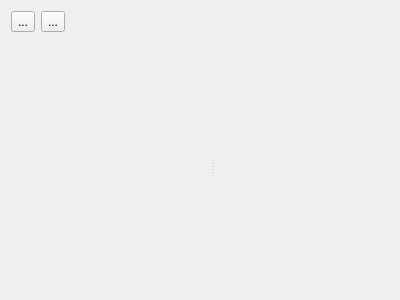
Above: enhanced_relation_editor_widget/ui/enhanced_relation_editor_widget.ui from opengisch/qgis-linking-relation-editor before the change. Below: the same form after it.
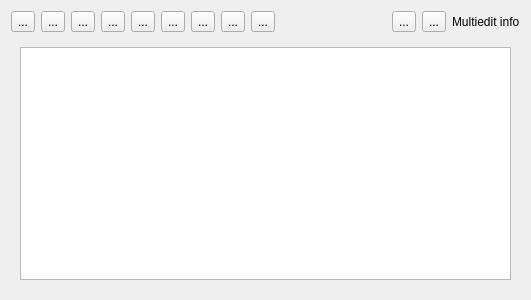
That is the form after the change.

Commit message: Rebuilding relation editor widget functionality

```diff
--- a/enhanced_relation_editor_widget/ui/enhanced_relation_editor_widget.ui
+++ b/enhanced_relation_editor_widget/ui/enhanced_relation_editor_widget.ui
@@ -6,7 +6,7 @@
    <rect>
     <x>0</x>
     <y>0</y>
-    <width>400</width>
+    <width>531</width>
     <height>300</height>
    </rect>
   </property>
@@ -14,46 +14,6 @@
    <string>Form</string>
   </property>
   <layout class="QGridLayout" name="gridLayout">
-   <item row="2" column="0">
-    <widget class="QSplitter" name="splitter">
-     <property name="orientation">
-      <enum>Qt::Horizontal</enum>
-     </property>
-     <property name="childrenCollapsible">
-      <bool>true</bool>
-     </property>
-     <widget class="QWidget" name="mListView" native="true">
-      <property name="minimumSize">
-       <size>
-        <width>200</width>
-        <height>0</height>
-       </size>
-      </property>
-     </widget>
-     <widget class="QWidget" name="mAttributeFormView" native="true">
-      <property name="sizePolicy">
-       <sizepolicy hsizetype="Expanding" vsizetype="Expanding">
-        <horstretch>1</horstretch>
-        <verstretch>0</verstretch>
-       </sizepolicy>
-      </property>
-      <layout class="QGridLayout" name="gridLayout_2">
-       <property name="leftMargin">
-        <number>0</number>
-       </property>
-       <property name="topMargin">
-        <number>0</number>
-       </property>
-       <property name="rightMargin">
-        <number>0</number>
-       </property>
-       <property name="bottomMargin">
-        <number>0</number>
-       </property>
-      </layout>
-     </widget>
-    </widget>
-   </item>
    <item row="1" column="0">
     <layout class="QHBoxLayout" name="horizontalLayout">
      <item>
@@ -64,7 +24,56 @@
       </widget>
      </item>
      <item>
-      <widget class="QToolButton" name="deleteFeatureToolButton">
+      <widget class="QToolButton" name="mSaveEditsButton">
+       <property name="text">
+        <string>...</string>
+       </property>
+      </widget>
+     </item>
+     <item>
+      <widget class="QToolButton" name="mAddFeatureGeometryButton">
+       <property name="text">
+        <string>...</string>
+       </property>
+      </widget>
+     </item>
+     <item>
+      <widget class="QToolButton" name="mAddFeatureButton">
+       <property name="text">
+        <string>...</string>
+       </property>
+      </widget>
+     </item>
+     <item>
+      <widget class="QToolButton" name="mDuplicateFeatureButton">
+       <property name="text">
+        <string>...</string>
+       </property>
+      </widget>
+     </item>
+     <item>
+      <widget class="QToolButton" name="mDeleteFeatureButton">
+       <property name="text">
+        <string>...</string>
+       </property>
+      </widget>
+     </item>
+     <item>
+      <widget class="QToolButton" name="mLinkFeatureButton">
+       <property name="text">
+        <string>...</string>
+       </property>
+      </widget>
+     </item>
+     <item>
+      <widget class="QToolButton" name="mUnlinkFeatureButton">
+       <property name="text">
+        <string>...</string>
+       </property>
+      </widget>
+     </item>
+     <item>
+      <widget class="QToolButton" name="mZoomToFeatureButton">
        <property name="text">
         <string>...</string>
        </property>
@@ -83,8 +92,52 @@
        </property>
       </spacer>
      </item>
+     <item>
+      <widget class="QToolButton" name="mFormViewButton">
+       <property name="text">
+        <string>...</string>
+       </property>
+      </widget>
+     </item>
+     <item>
+      <widget class="QToolButton" name="mTableViewButton">
+       <property name="text">
+        <string>...</string>
+       </property>
+      </widget>
+     </item>
+     <item>
+      <widget class="QLabel" name="mMultiEditInfoLabel">
+       <property name="text">
+        <string>Multiedit info</string>
+       </property>
+      </widget>
+     </item>
     </layout>
    </item>
+   <item row="2" column="0">
+    <widget class="QStackedWidget" name="mStackedWidget">
+     <widget class="QWidget" name="mMultiEditStackedWidgetPage">
+      <layout class="QVBoxLayout" name="verticalLayout">
+       <item>
+        <widget class="QTreeWidget" name="mMultiEditTreeWidget">
+         <property name="selectionMode">
+          <enum>QAbstractItemView::ExtendedSelection</enum>
+         </property>
+         <attribute name="headerVisible">
+          <bool>false</bool>
+         </attribute>
+         <column>
+          <property name="text">
+           <string notr="true">1</string>
+          </property>
+         </column>
+        </widget>
+       </item>
+      </layout>
+     </widget>
+    </widget>
+   </item>
   </layout>
  </widget>
  <resources/>
```
Left out of the diff: 2 changed lines with no effect on the pictures. The commit also changes 1 other file.
